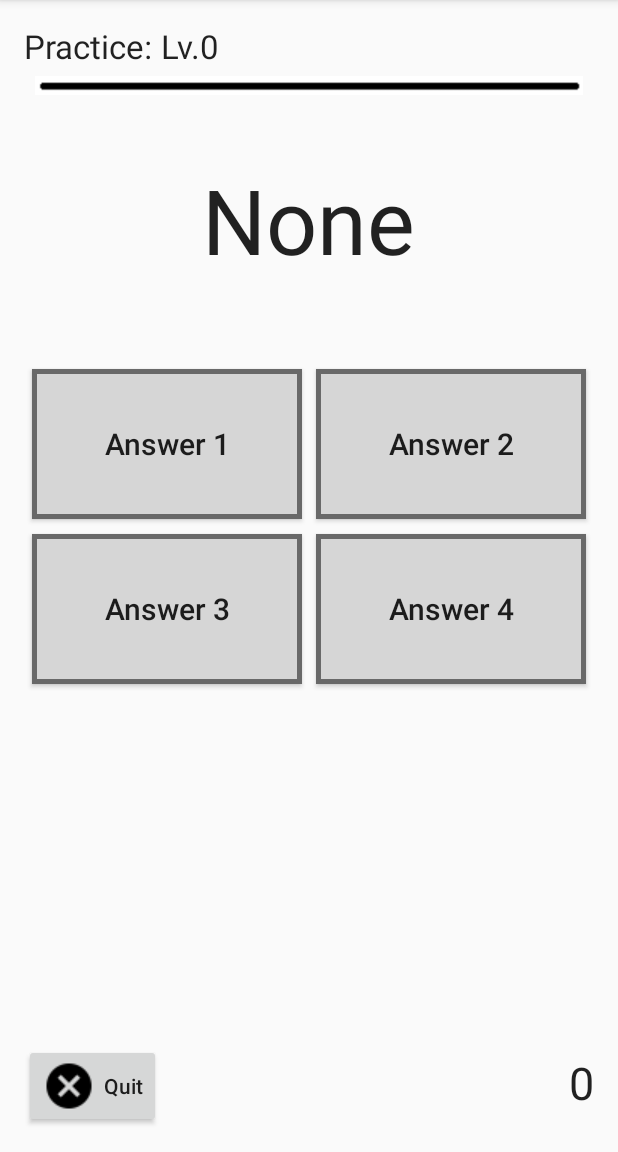
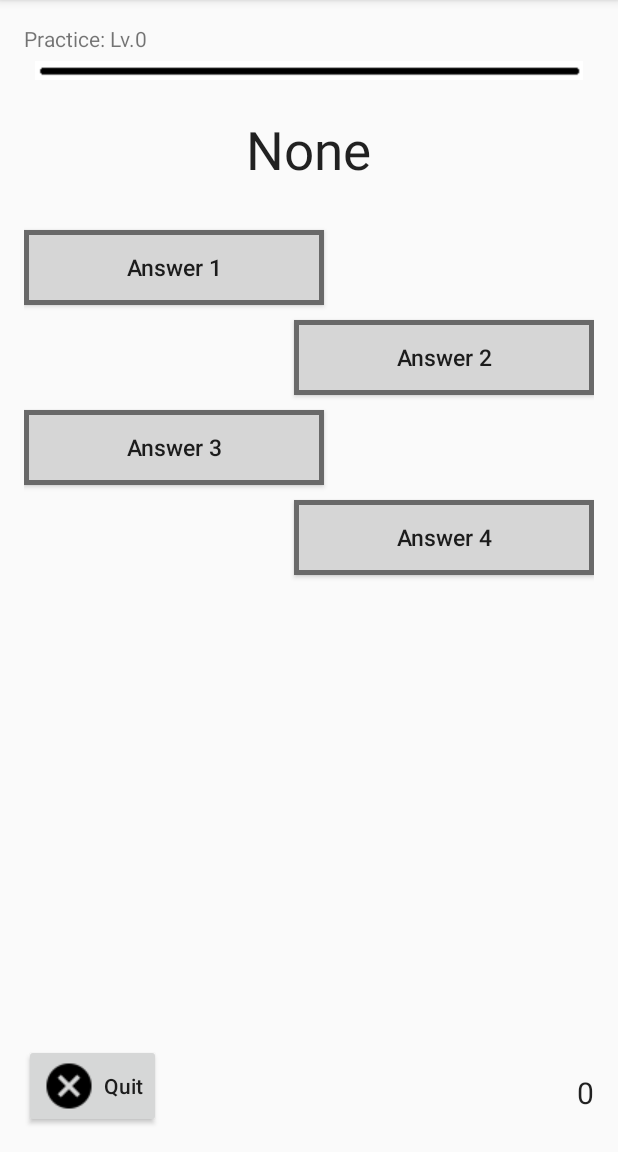
Before and after one commit to I4-Projektseminar-HHU-2016/seminar-project-xayfuu, an Android app: the PracticeLevelActivity screen opened directly, with no data from a screen before it, on a phone screen of 412 x 824 dp, the part 84-1236 px from its top. Run offline under Robolectric (Android 15) with nearby library versions, the phone set to English and light mode, and no system bars.

Commit message:
Changed layout to fit 480x800 resolution

```diff
--- a/Bromi/app/src/main/res/layout/activity_log_in.xml
+++ b/Bromi/app/src/main/res/layout/activity_log_in.xml
@@ -16,7 +16,7 @@
         android:textAppearance="?android:attr/textAppearanceLarge"
         android:text="@string/app_name"
         android:id="@+id/textView"
-        android:layout_marginTop="120dp"
+        android:layout_marginTop="80dp"
         android:layout_alignParentTop="true"
         android:layout_centerHorizontal="true"
         android:textSize="40sp" />
@@ -36,7 +36,7 @@
         android:id="@+id/progressBar"
         android:layout_below="@+id/textView2"
         android:layout_centerHorizontal="true"
-        android:layout_marginTop="136dp" />
+        android:layout_marginTop="100dp" />
 
     <TextView
         android:layout_width="wrap_content"
--- a/Bromi/app/src/main/res/layout/activity_main.xml
+++ b/Bromi/app/src/main/res/layout/activity_main.xml
@@ -16,7 +16,7 @@
         android:textAppearance="?android:attr/textAppearanceLarge"
         android:text="@string/app_name"
         android:id="@+id/titleView"
-        android:layout_marginTop="120dp"
+        android:layout_marginTop="80dp"
         android:layout_centerHorizontal="true"
         android:textSize="40sp" />
 
@@ -38,7 +38,7 @@
         android:textSize="30sp"
         android:layout_below="@+id/titleView"
         android:layout_centerHorizontal="true"
-        android:layout_marginTop="120dp"
+        android:layout_marginTop="100dp"
         android:onClick="buttonStart" />
 
 </RelativeLayout>
--- a/Bromi/app/src/main/res/layout/activity_practice_level.xml
+++ b/Bromi/app/src/main/res/layout/activity_practice_level.xml
@@ -12,7 +12,7 @@
     <TextView
         android:layout_width="wrap_content"
         android:layout_height="wrap_content"
-        android:textAppearance="?android:attr/textAppearanceLarge"
+        android:textAppearance="?android:attr/textAppearanceSmall"
         android:text="@string/selected_mode"
         android:id="@+id/textView8"
         android:layout_alignParentTop="true"
@@ -22,7 +22,7 @@
     <TextView
         android:layout_width="wrap_content"
         android:layout_height="wrap_content"
-        android:textAppearance="?android:attr/textAppearanceLarge"
+        android:textAppearance="?android:attr/textAppearanceSmall"
         android:text="@string/selected_language"
         android:id="@+id/language_view"
         android:layout_alignParentTop="true"
@@ -32,7 +32,7 @@
     <TextView
         android:layout_width="wrap_content"
         android:layout_height="wrap_content"
-        android:textAppearance="?android:attr/textAppearanceLarge"
+        android:textAppearance="?android:attr/textAppearanceSmall"
         android:text="@string/level_indicator_text"
         android:id="@+id/level_indicator_text"
         android:layout_above="@+id/imageView"
@@ -55,71 +55,76 @@
         android:textAppearance="?android:attr/textAppearanceLarge"
         android:text="@string/current_vocabulary"
         android:id="@+id/current_vocabulary"
-        android:textSize="60sp"
+        android:textSize="35sp"
         android:layout_below="@+id/imageView"
-        android:layout_marginTop="90dp"
+        android:layout_marginTop="60dp"
         android:layout_alignParentTop="true"
         android:layout_centerHorizontal="true" />
 
     <!--
         1   2
         3   4
-     -->
+
+        1
+            2
+        3
+            4
+                -->
     <Button
-        android:layout_width="wrap_content"
-        android:layout_height="wrap_content"
+        android:layout_width="200dp"
+        android:layout_height="50dp"
         android:text="@string/answer_possibility_1"
         android:id="@+id/answer_possibility_1"
-        android:textSize="20sp"
+        android:textSize="15sp"
         android:textAllCaps="false"
-        android:layout_alignParentLeft="true"
-        android:layout_alignParentStart="true"
-        android:layout_marginLeft="5dp"
-        android:layout_marginTop="230dp"
         android:background="@drawable/answer_button_normal"
+        android:layout_below="@+id/current_vocabulary"
+        android:layout_marginTop="30dp"
         android:onClick="submitAnswer" />
 
     <Button
-        android:layout_width="wrap_content"
-        android:layout_height="wrap_content"
+        android:layout_width="200dp"
+        android:layout_height="50dp"
         android:text="@string/answer_possibility_2"
         android:id="@+id/answer_possibility_2"
-        android:textSize="20sp"
+        android:textSize="15sp"
         android:textAllCaps="false"
-        android:layout_alignBottom="@+id/answer_possibility_1"
-        android:layout_alignParentRight="true"
+        android:background="@drawable/answer_button_normal"
+        android:onClick="submitAnswer"
+        android:layout_below="@+id/answer_possibility_1"
+        android:layout_marginTop="10dp"
         android:layout_alignParentEnd="true"
-        android:layout_marginRight="5dp"
-        android:background="@drawable/answer_button_normal"
-        android:onClick="submitAnswer" />
+        android:layout_alignParentRight="true"/>
 
     <Button
-        android:layout_width="wrap_content"
-        android:layout_height="wrap_content"
+        android:layout_width="200dp"
+        android:layout_height="50dp"
         android:text="@string/answer_possibility_3"
         android:id="@+id/answer_possibility_3"
-        android:layout_below="@+id/answer_possibility_1"
-        android:textSize="20sp"
+        android:layout_below="@+id/answer_possibility_2"
+        android:textSize="15sp"
         android:textAllCaps="false"
-        android:layout_alignParentLeft="true"
+        android:layout_marginTop="10dp"
+        android:layout_centerVertical="true"
+        android:layout_centerHorizontal="true"
+        android:background="@drawable/answer_button_normal"
+        android:onClick="submitAnswer"
         android:layout_alignParentStart="true"
-        android:layout_marginTop="10dp"
-        android:layout_marginLeft="5dp"
-        android:background="@drawable/answer_button_normal"
-        android:onClick="submitAnswer" />
+        android:layout_alignParentLeft="true"/>
 
     <Button
-        android:layout_width="wrap_content"
-        android:layout_height="wrap_content"
+        android:layout_width="200dp"
+        android:layout_height="50dp"
         android:text="@string/answer_possibility_4"
         android:id="@+id/answer_possibility_4"
-        android:textSize="20sp"
+        android:textSize="15sp"
         android:textAllCaps="false"
-        android:layout_alignBottom="@+id/answer_possibility_3"
-        android:layout_alignRight="@+id/answer_possibility_2"
-        android:layout_alignEnd="@+id/answer_possibility_2"
+        android:layout_below="@+id/answer_possibility_3"
+        android:layout_marginTop="10dp"
         android:background="@drawable/answer_button_normal"
-        android:onClick="submitAnswer" />
+        android:onClick="submitAnswer"
+        android:layout_alignParentEnd="true"
+        android:layout_alignParentRight="true"/>
 
     <Button
         android:layout_width="wrap_content"
@@ -128,6 +133,7 @@
         android:id="@+id/button"
         android:textAllCaps="false"
         android:drawableLeft="@drawable/ic_cancel_black_24dp"
+        android:drawableStart="@drawable/ic_cancel_black_24dp"
         android:drawablePadding="5dp"
         android:layout_alignParentBottom="true"
         android:layout_alignParentLeft="true"
@@ -137,7 +143,7 @@
     <TextView
         android:layout_width="wrap_content"
         android:layout_height="wrap_content"
-        android:textSize="30sp"
+        android:textSize="20sp"
         android:layout_marginBottom="10dp"
         android:textAppearance="?android:attr/textAppearanceLarge"
         android:text="@string/level_progress_indicator"
```
Also changed, not shown: Bromi/app/src/main/java/com/bromi/Activities/PracticeLevelActivity.java (+0 -39 lines), Bromi/app/src/main/res/layout/activity_create_profile.xml (+7 -3 lines), Bromi/app/src/main/res/layout/activity_create_profile_info.xml (+19 -1 lines), Bromi/app/src/main/res/layout/activity_language_select.xml (+12 -3 lines), Bromi/app/src/main/res/layout/activity_main_menu.xml (+17 -18 lines), Bromi/app/src/main/res/layout/activity_practice_level_select.xml (+50 -44 lines), Bromi/app/src/main/res/layout/activity_practice_result_screen.xml (+5 -5 lines), Bromi/app/src/main/res/layout/activity_start_screen.xml (+4 -4 lines), Bromi/app/src/main/res/layout/activity_user_profile.xml (+4 -4 lines), Bromi/app/src/main/res/values/strings.xml (+6 -4 lines).
